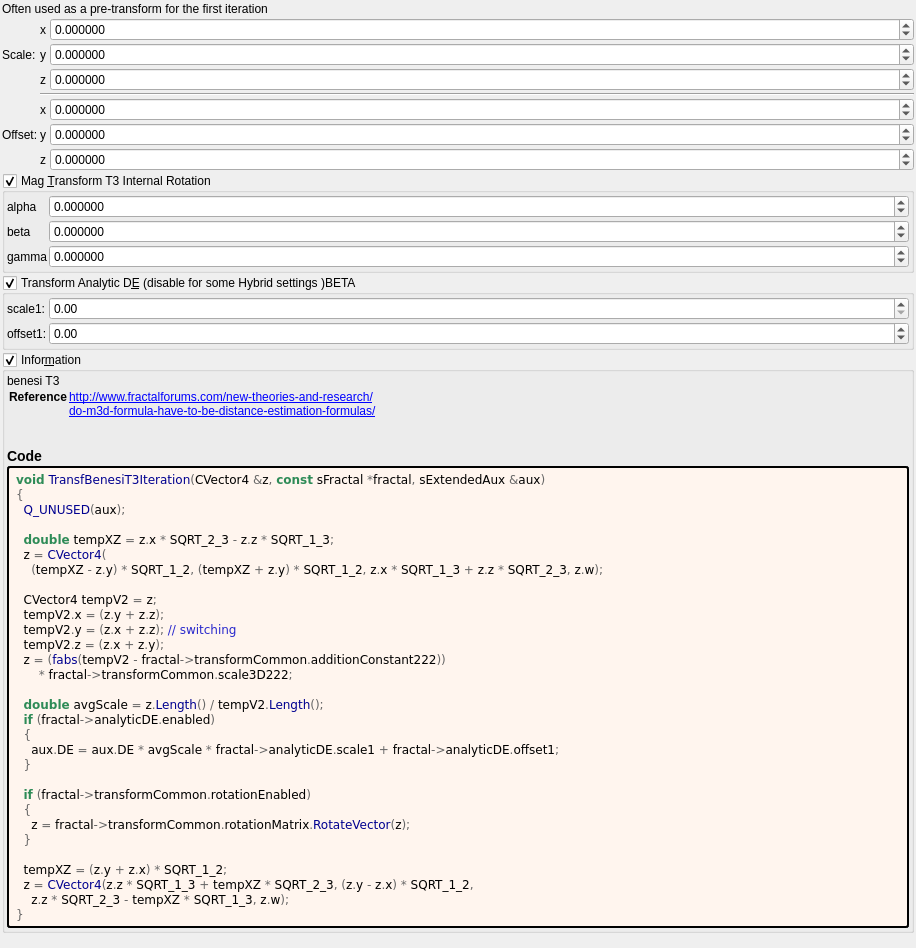
Qt form mandelbulber2/formula/ui/transf_benesi_t3.ui (buddhi1980/mandelbulber2) before a commit.
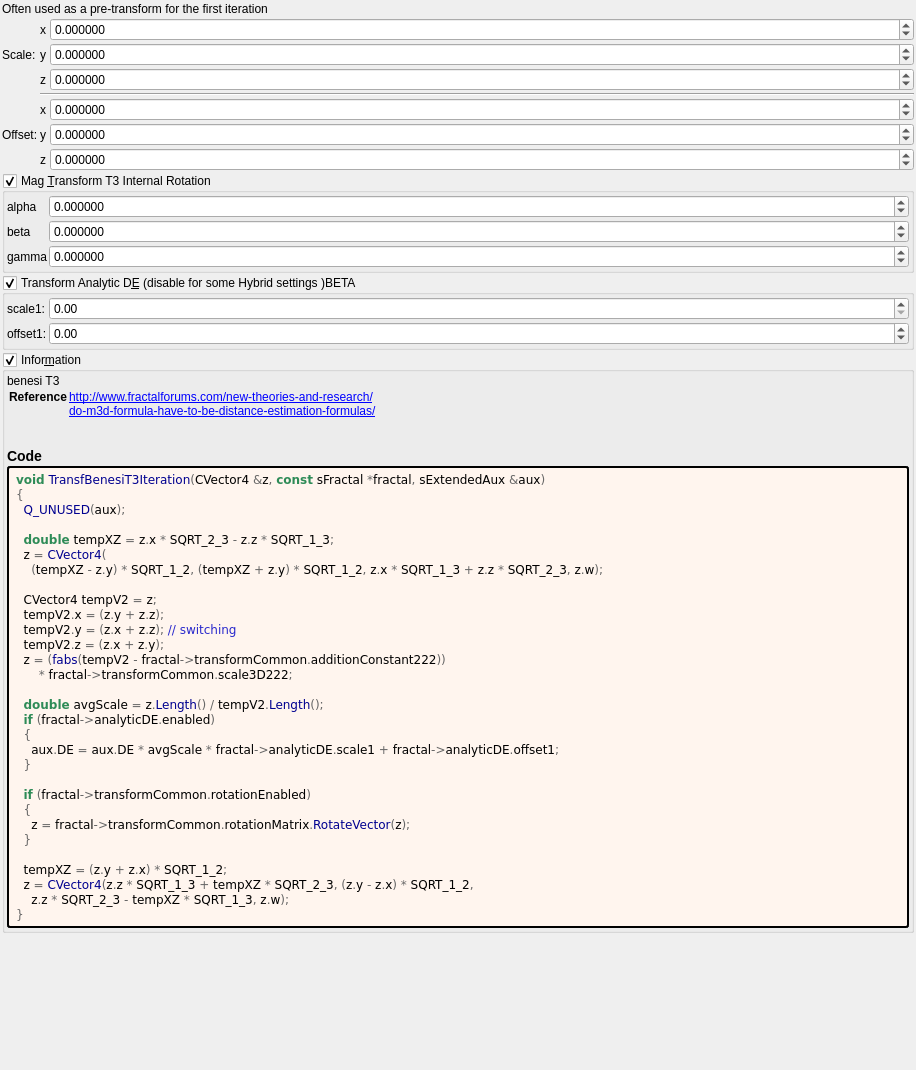
The same form after that commit. Custom widgets are drawn as their Qt base class.

```diff
--- a/mandelbulber2/formula/ui/transf_benesi_t3.ui
+++ b/mandelbulber2/formula/ui/transf_benesi_t3.ui
@@ -7,7 +7,7 @@
     <x>0</x>
     <y>0</y>
     <width>916</width>
-    <height>948</height>
+    <height>1070</height>
    </rect>
   </property>
   <property name="windowTitle">
```
Left out of the diff: 14 changed lines with no effect on the pictures.
